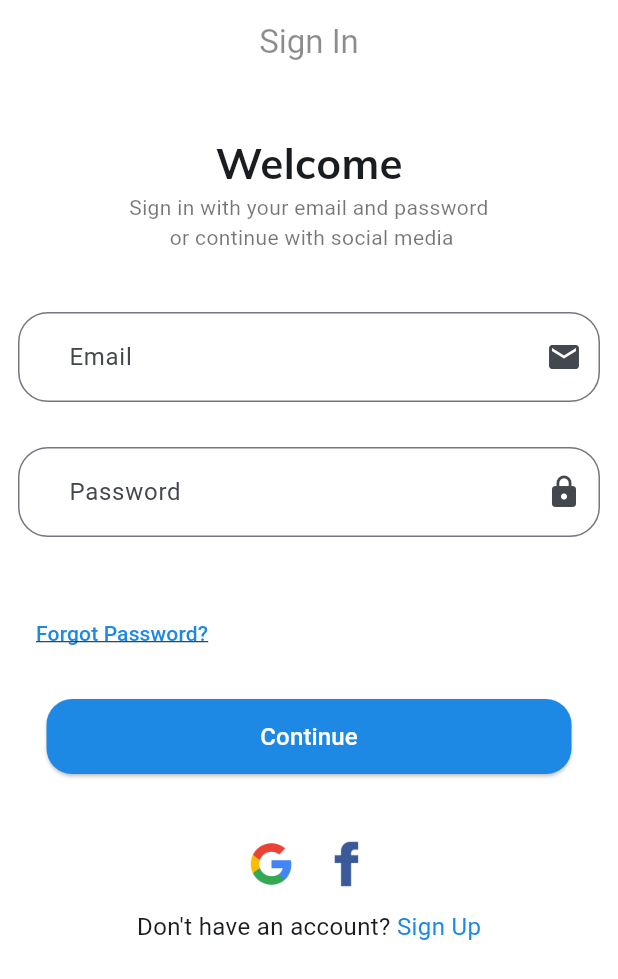
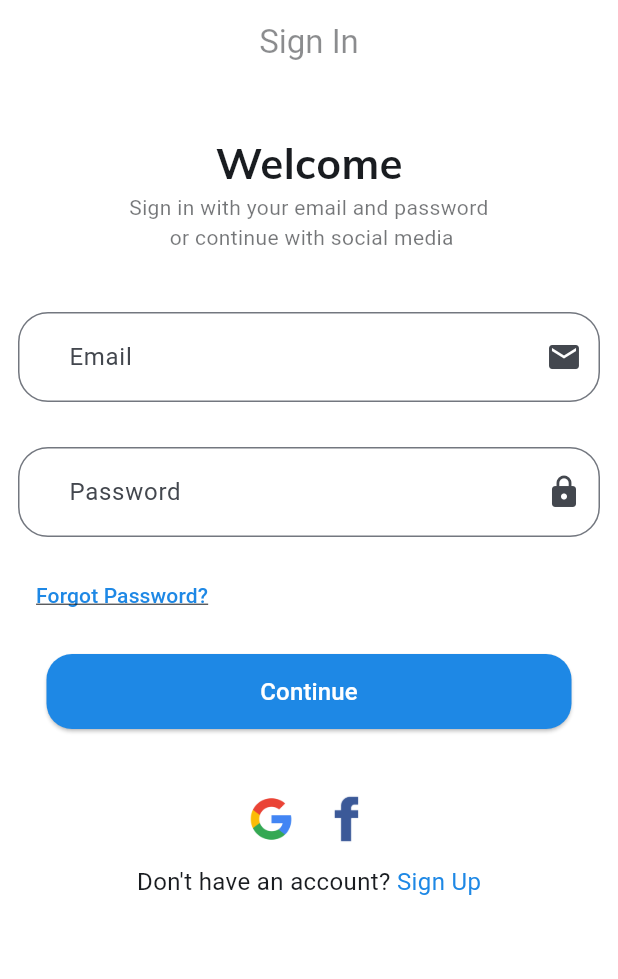
Before and after one commit to alitoson123/EzBuy, a Flutter app: the SignInView screen opened by its route, on a phone screen of 412 x 824 dp. Shown: the top 979 px of the screen. Run offline on Flutter 3.47's test engine with Material 3 defaults, Android fonts, the light colour scheme and no system bars; drawn by our look-alikes of modal_progress_hud_nsn; our stand-ins replace cloud_firestore, dartz, firebase_auth, firebase_core, flutter_bloc, flutter_svg and 5 more; missing offline and left inert: flutter_facebook_auth; accounts and stored records are empty.

Commit message:
add user in sign in and sign up to firestore

```diff
--- a/lib/Core/Models/data_model.dart
+++ b/lib/Core/Models/data_model.dart
@@ -1,14 +1,22 @@
+import 'package:firebase_auth/firebase_auth.dart';
+
 class DataModel {
   String Fname;
   String Lname;
   int PhoneNumber;
   String Address;
-  String userId;
 
-  DataModel(
-      {required this.Fname,
-      required this.Lname,
-      required this.PhoneNumber,
-      required this.Address,
-      required this.userId});
+  DataModel({
+    required this.Fname,
+    required this.Lname,
+    required this.PhoneNumber,
+    required this.Address,
+  });
+
+  Map<String, dynamic> toMap() => {
+        'Fname': Fname,
+        'Lname': Lname,
+        'PhoneNumber': PhoneNumber,
+        'Address': Address,
+      };
 }
--- a/lib/Core/Services/service_locator/sevice_locator.dart
+++ b/lib/Core/Services/service_locator/sevice_locator.dart
@@ -1,3 +1,4 @@
+import 'package:e_commerce_app/Core/Services/ARUD_user/ARUD_user.dart';
 import 'package:e_commerce_app/Core/Services/firebase_auth_service/firebase_auth_service.dart';
 import 'package:e_commerce_app/Features/Auth/Data/Repos/auth_repo_impl.dart';
 import 'package:get_it/get_it.dart';
@@ -6,9 +7,8 @@ final getIt = GetIt.instance;
 
 void setup() {
   getIt.registerSingleton<AuthRepoImpl>(
-    AuthRepoImpl(authObject: Auth()),
+    AuthRepoImpl(authObject: Auth(), arudUserObject: ArudUser()),
   );
 
-// Alternatively you could write it if you don't like global variables
-  // GetIt.I.registerSingleton<AppModel>(AppModel());
+
 }
--- a/lib/Features/Auth/Data/models/user_model.dart
+++ b/lib/Features/Auth/Data/models/user_model.dart
@@ -4,13 +4,11 @@ class UserModel extends UserEntity {
   UserModel(
       {required super.email,
       required super.name,
-      required super.PhoneNumber,
       required super.useruid});
 
   factory UserModel.fromFirebaseUser(user) => UserModel(
         email: user.email.toString(),
         name: user.displayName.toString(),
-        PhoneNumber: user.phoneNumber.toString(),
         useruid: user.uid.toString(),
       );
 }
--- a/lib/Features/Auth/Domain/Entities/user_entity.dart
+++ b/lib/Features/Auth/Domain/Entities/user_entity.dart
@@ -1,12 +1,16 @@
 class UserEntity {
   final String email;
   final String name;
-  final String PhoneNumber;
   final String useruid;
 
   UserEntity(
       {required this.email,
       required this.name,
-      required this.PhoneNumber,
       required this.useruid});
+
+  Map<String, dynamic> toMap() => {
+        'email': email,
+        'name': name,
+        'useruid': useruid,
+      };
 }
--- a/lib/Features/Auth/Sign_in/Presentation/Views/Widgets/sign_in_view_body.dart
+++ b/lib/Features/Auth/Sign_in/Presentation/Views/Widgets/sign_in_view_body.dart
@@ -52,11 +52,11 @@ class _SignInViewBodyState extends State<SignInViewBody> {
                 },
               ),
               SizedBox(
-                height: 40,
+                height: 15,
               ),
               TextButtonOfForgetPassword(),
               SizedBox(
-                height: 20,
+                height: 15,
               ),
               MyelevatedButton(
                 onPressed: () async {
@@ -65,7 +65,7 @@ class _SignInViewBodyState extends State<SignInViewBody> {
 
                     BlocProvider.of<SignInCubit>(context)
                         .signInWithEmailAndPasswordMethod(
-                      context,
+
                       email: email!,
                       password: Password!,
                     );
--- a/lib/Features/Auth/Sign_in/Presentation/view_model/sign_in_cubit/sign_in_cubit.dart
+++ b/lib/Features/Auth/Sign_in/Presentation/view_model/sign_in_cubit/sign_in_cubit.dart
@@ -1,6 +1,5 @@
 import 'package:e_commerce_app/Features/Auth/Domain/Repos/auth_repo.dart';
 import 'package:e_commerce_app/Features/Auth/Sign_in/Presentation/view_model/sign_in_cubit/sign_in_states.dart';
-import 'package:flutter/material.dart';
 import 'package:flutter_bloc/flutter_bloc.dart';
 
 class SignInCubit extends Cubit<SignInStates> {
@@ -8,14 +7,13 @@ class SignInCubit extends Cubit<SignInStates> {
 
   final AuthRepo authRepoObject;
   Future<void> signInWithEmailAndPasswordMethod(
-  BuildContext context, {
+      {
   required String email,
   required String password,
 }) async {
   emit(SignInInitialState());
 
   final user = await authRepoObject.signInWithEmailAndPassword(
-    context,
     email: email,
     password: password,
   );
--- a/lib/Features/Auth/Sign_up/Presentation/Views/widgets/sign_up_view_body.dart
+++ b/lib/Features/Auth/Sign_up/Presentation/Views/widgets/sign_up_view_body.dart
@@ -68,7 +68,6 @@ class _SignUpViewBodyState extends State<SignUpViewBody> {
                   if (myKey.currentState!.validate()) {
                     myKey.currentState!.save();
                     await BlocProvider.of<SignUpCubit>(context).signUpMethod(
-                      context,
                       email: email!,
                       password: Password!,
                     );
```
Also changed, not shown: lib/Core/Services/ARUD_user/ARUD_user.dart (added, +15 -0 lines), lib/Core/Services/firebase_auth_service/firebase_auth_service.dart (+8 -4 lines), lib/Features/Auth/Data/Repos/auth_repo_impl.dart (+27 -5 lines), lib/Features/Auth/Domain/Repos/auth_repo.dart (+4 -4 lines), lib/Features/Auth/Sign_up/Presentation/Views/complete_sign_up_view.dart (+17 -2 lines), lib/Features/Auth/Sign_up/Presentation/Views/sign_up_view.dart (+10 -5 lines), lib/Features/Auth/Sign_up/Presentation/Views/widgets/complete_sign_up_text_field.dart (+8 -8 lines), lib/Features/Auth/Sign_up/Presentation/view_model/Sign_up_cubit/sign_up_cubit.dart (+5 -5 lines).
